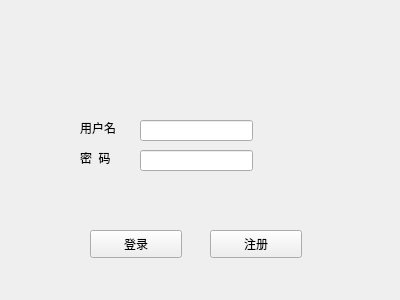
The window that accountwindow.ui (yizhilll/WordBattle) describes before a commit, drawn with Qt 5.
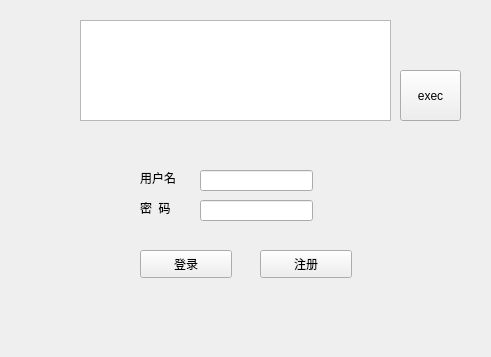
The same window after the commit.

What changed in the file:
```diff
--- a/accountwindow.ui
+++ b/accountwindow.ui
@@ -6,8 +6,8 @@
    <rect>
     <x>0</x>
     <y>0</y>
-    <width>400</width>
-    <height>300</height>
+    <width>491</width>
+    <height>357</height>
    </rect>
   </property>
   <property name="windowTitle">
@@ -16,8 +16,8 @@
   <widget class="QPushButton" name="Button_Login">
    <property name="geometry">
     <rect>
-     <x>90</x>
-     <y>230</y>
+     <x>140</x>
+     <y>250</y>
      <width>92</width>
      <height>28</height>
     </rect>
@@ -29,8 +29,8 @@
   <widget class="QPushButton" name="Button_Register">
    <property name="geometry">
     <rect>
-     <x>210</x>
-     <y>230</y>
+     <x>260</x>
+     <y>250</y>
      <width>92</width>
      <height>28</height>
     </rect>
@@ -42,8 +42,8 @@
   <widget class="QLabel" name="label">
    <property name="geometry">
     <rect>
-     <x>80</x>
-     <y>120</y>
+     <x>140</x>
+     <y>170</y>
      <width>51</width>
      <height>16</height>
     </rect>
@@ -55,8 +55,8 @@
   <widget class="QLabel" name="label_2">
    <property name="geometry">
     <rect>
-     <x>80</x>
-     <y>150</y>
+     <x>140</x>
+     <y>200</y>
      <width>51</width>
      <height>16</height>
     </rect>
@@ -68,21 +68,24 @@
   <widget class="QLabel" name="Message_tip">
    <property name="geometry">
     <rect>
-     <x>80</x>
-     <y>50</y>
+     <x>130</x>
+     <y>120</y>
      <width>241</width>
-     <height>51</height>
+     <height>41</height>
     </rect>
    </property>
    <property name="text">
     <string/>
    </property>
+   <property name="alignment">
+    <set>Qt::AlignCenter</set>
+   </property>
   </widget>
   <widget class="QLineEdit" name="Text_pd">
    <property name="geometry">
     <rect>
-     <x>140</x>
-     <y>150</y>
+     <x>200</x>
+     <y>200</y>
      <width>113</width>
      <height>21</height>
     </rect>
@@ -91,13 +94,61 @@
   <widget class="QLineEdit" name="Text_ac">
    <property name="geometry">
     <rect>
-     <x>140</x>
-     <y>120</y>
+     <x>200</x>
+     <y>170</y>
      <width>113</width>
      <height>21</height>
     </rect>
    </property>
   </widget>
+  <widget class="QTextEdit" name="superSQL">
+   <property name="enabled">
+    <bool>true</bool>
+   </property>
+   <property name="geometry">
+    <rect>
+     <x>80</x>
+     <y>20</y>
+     <width>311</width>
+     <height>101</height>
+    </rect>
+   </property>
+  </widget>
+  <widget class="QPushButton" name="superEXEC">
+   <property name="geometry">
+    <rect>
+     <x>400</x>
+     <y>70</y>
+     <width>61</width>
+     <height>51</height>
+    </rect>
+   </property>
+   <property name="text">
+    <string>exec</string>
+   </property>
+  </widget>
+  <widget class="QLabel" name="Message_debug">
+   <property name="geometry">
+    <rect>
+     <x>10</x>
+     <y>130</y>
+     <width>121</width>
+     <height>221</height>
+    </rect>
+   </property>
+   <property name="font">
+    <font>
+     <family>Adobe Devanagari</family>
+     <pointsize>6</pointsize>
+    </font>
+   </property>
+   <property name="text">
+    <string/>
+   </property>
+   <property name="alignment">
+    <set>Qt::AlignCenter</set>
+   </property>
+  </widget>
  </widget>
  <resources/>
  <connections/>
```
